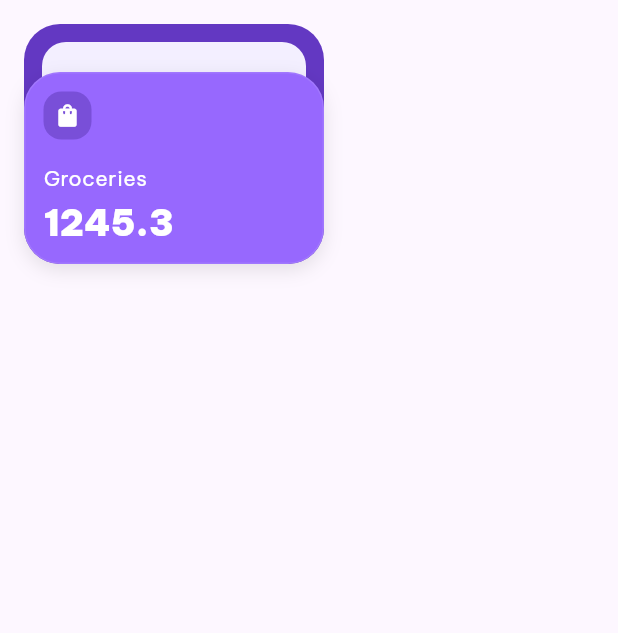
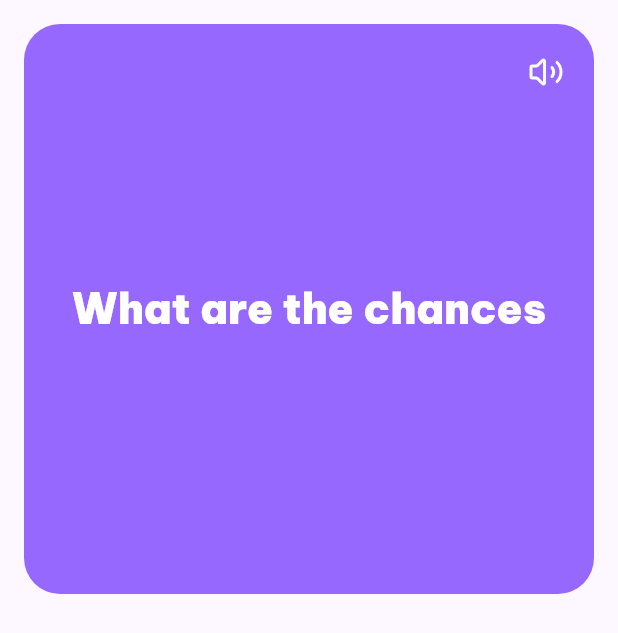
Before and after one commit to manhweird20112000/flutter-codebase, a Flutter app: the screen it shows after launch, on a phone screen of 412 x 824 dp. Shown: the top 633 px of the screen. Run offline on Flutter 3.47's test engine with Material 3 defaults, Android fonts, the phone set to English and light mode, and no system bars; our stand-ins replace flutter_riverpod, flutter_svg, go_router, google_fonts.

Commit message:
feat: update widget deck

```diff
--- /dev/null
+++ b/lib/core/widgets/flash_card_widget.dart
@@ -0,0 +1,54 @@
+import 'package:flutter/material.dart';
+import 'package:flutter_codebase/core/theme/app_radius.dart';
+import 'package:flutter_codebase/core/theme/app_spacing.dart';
+import 'package:flutter_codebase/core/theme/app_typography.dart';
+import 'package:flutter_svg/svg.dart';
+
+class FlashCardWidget extends StatelessWidget {
+  const FlashCardWidget({super.key});
+
+  @override
+  Widget build(BuildContext context) {
+    return AspectRatio(
+      aspectRatio: 1,
+      child: Stack(
+        children: [
+          Container(
+            width: double.infinity,
+            height: double.infinity,
+            decoration: BoxDecoration(
+              color: Color(0xFF9768FE),
+              borderRadius: AppRadius.brXL,
+            ),
+            child: Padding(
+              padding: EdgeInsets.all(AppSpacing.md),
+              child: Align(
+                alignment: Alignment.center,
+                child: Text(
+                  'What are the chances',
+                  style: AppTypography.textTheme.headlineMedium?.copyWith(
+                    color: Colors.white,
+                    fontWeight: FontWeight.w900,
+                  ),
+                ),
+              ),
+            ),
+          ),
+          Positioned(
+            right: AppSpacing.sm,
+            top: AppSpacing.sm,
+            child: IconButton(
+              onPressed: () {
+                print('play sound');
+              },
+              icon: SvgPicture.asset(
+                'assets/icons/ic_volume.svg',
+                colorFilter: ColorFilter.mode(Colors.white, BlendMode.srcIn),
+              ),
+            ),
+          ),
+        ],
+      ),
+    );
+  }
+}
--- a/lib/features/home/presentation/views/home_view.dart
+++ b/lib/features/home/presentation/views/home_view.dart
@@ -1,6 +1,7 @@
 import 'package:flutter/material.dart';
 import 'package:flutter_codebase/core/theme/app_spacing.dart';
 import 'package:flutter_codebase/core/widgets/deck_widget.dart';
+import 'package:flutter_codebase/core/widgets/flash_card_widget.dart';
 import 'package:flutter_riverpod/flutter_riverpod.dart';
 
 class HomeView extends ConsumerWidget {
@@ -12,7 +13,7 @@ class HomeView extends ConsumerWidget {
       body: SafeArea(
         child: Padding(
           padding: const EdgeInsets.all(AppSpacing.md),
-          child: DeckWidget(deck: Deck(title: 'Groceries', amount: 1245.30)),
+          child: FlashCardWidget(),
         ),
       ),
     );
--- a/pubspec.yaml
+++ b/pubspec.yaml
@@ -43,6 +43,7 @@ dependencies:
   # Use with the CupertinoIcons class for iOS style icons.
   cupertino_icons: ^1.0.8
   google_fonts: ^8.0.2
+  flutter_svg: ^2.2.4
 
 dev_dependencies:
   flutter_test:
@@ -62,9 +63,8 @@ flutter:
   uses-material-design: true
 
   # To add assets to your application, add an assets section, like this:
-  # assets:
-  #   - images/a_dot_burr.jpeg
-  #   - images/a_dot_ham.jpeg
+  assets:
+    - assets/icons/
 
   # An image asset can refer to one or more resolution-specific "variants", see
   # https://flutter.dev/to/resolution-aware-images
```
Also changed, not shown: assets/icons/ic_volume.svg (added), pubspec.lock.
